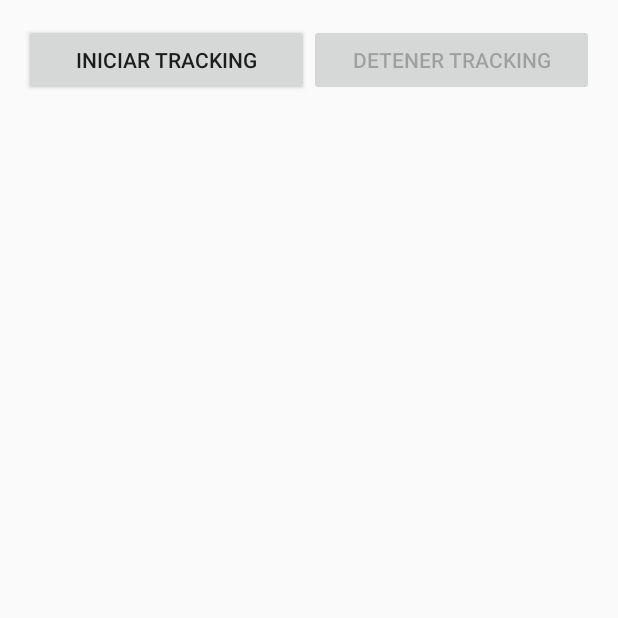
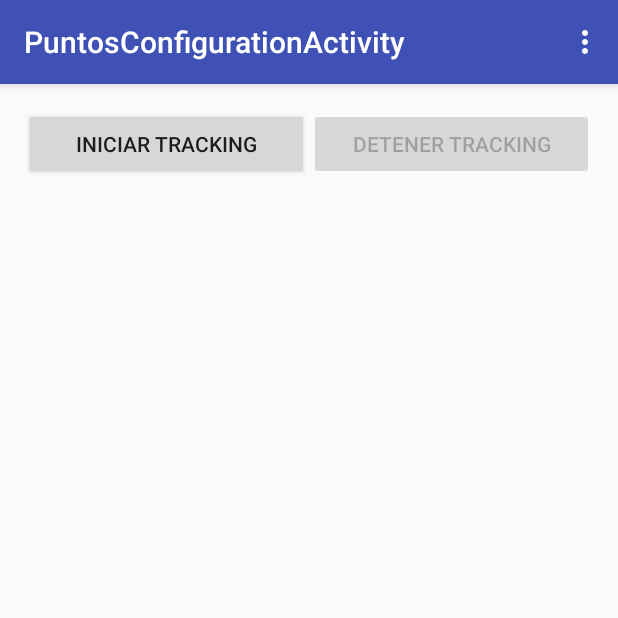
Before and after one commit to MariouzAl/JuanitoVision, an Android app: the screen it shows after launch (MainActivity), on a phone screen of 412 x 824 dp, the top half of it. Run offline under Robolectric (Android 15) with nearby library versions, the phone set to English and light mode, and no system bars.

Commit message:
menu agregado en el main activity

```diff
--- a/app/src/main/AndroidManifest.xml
+++ b/app/src/main/AndroidManifest.xml
@@ -52,7 +52,7 @@
         <activity
             android:name=".MainActivity"
             android:label="@string/title_activity_puntos_configuration"
-            android:theme="@style/AppTheme.NoActionBar">
+            android:theme="@style/AppTheme">
             <intent-filter>
                 <action android:name="android.intent.action.MAIN" />
                 <category android:name="android.intent.category.LAUNCHER" />
--- a/app/src/main/java/mx/com/neus/juanitovision/MainActivity.java
+++ b/app/src/main/java/mx/com/neus/juanitovision/MainActivity.java
@@ -23,7 +23,11 @@ import android.os.Bundle;
 import android.support.design.widget.Snackbar;
 import android.support.v7.app.ActionBarActivity;
 import android.support.v7.app.AppCompatActivity;
+import android.support.v7.internal.view.SupportMenuInflater;
 import android.util.Log;
+import android.view.Menu;
+import android.view.MenuInflater;
+import android.view.MenuItem;
 import android.view.View;
 import android.widget.Button;
 import android.widget.Toast;
@@ -343,4 +347,22 @@ public class MainActivity extends AppCompatActivity implements
             mRemoveGeofencesButton.setEnabled(false);
         }
     }
+
+    @Override
+    public boolean onCreateOptionsMenu(Menu menu) {
+        MenuInflater inflater = getMenuInflater();
+        inflater.inflate(R.menu.main_preferences, menu);
+        return true;
+    }
+
+    @Override
+    public boolean onOptionsItemSelected(MenuItem item) {
+        switch (item.getItemId()) {
+            case R.id.preferencias:
+                Log.d("JUANITO SI JALÓ",item.getTitle().toString());
+                return true;
+            default:
+                return super.onOptionsItemSelected(item);
+        }
+    }
 }
--- /dev/null
+++ b/app/src/main/res/menu/main_preferences.xml
@@ -0,0 +1,4 @@
+<?xml version="1.0" encoding="utf-8"?>
+<menu xmlns:android="http://schemas.android.com/apk/res/android">
+    <item android:id="@+id/preferencias" android:title="Preferencias"></item>
+</menu>
```
